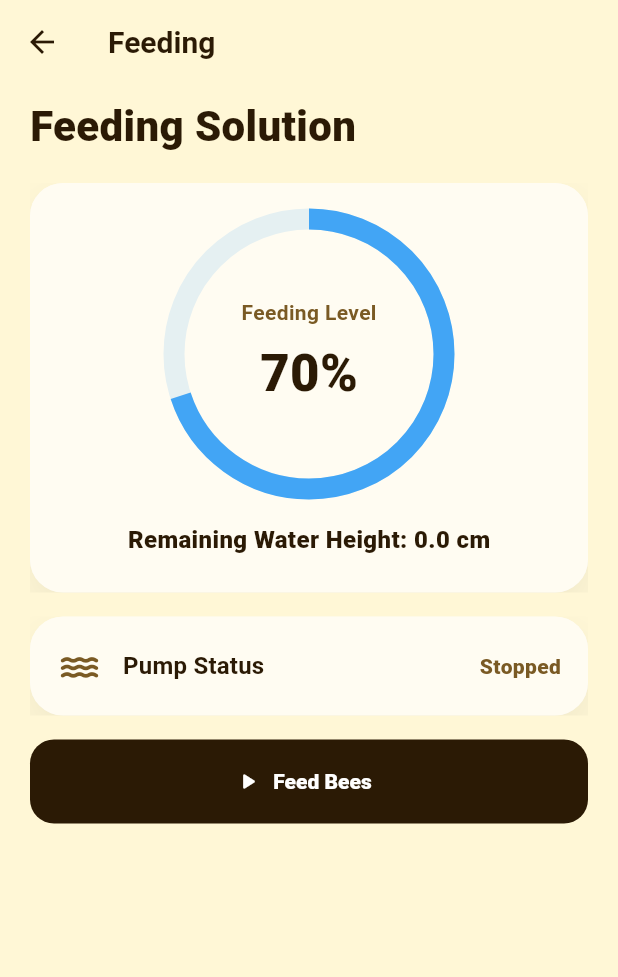
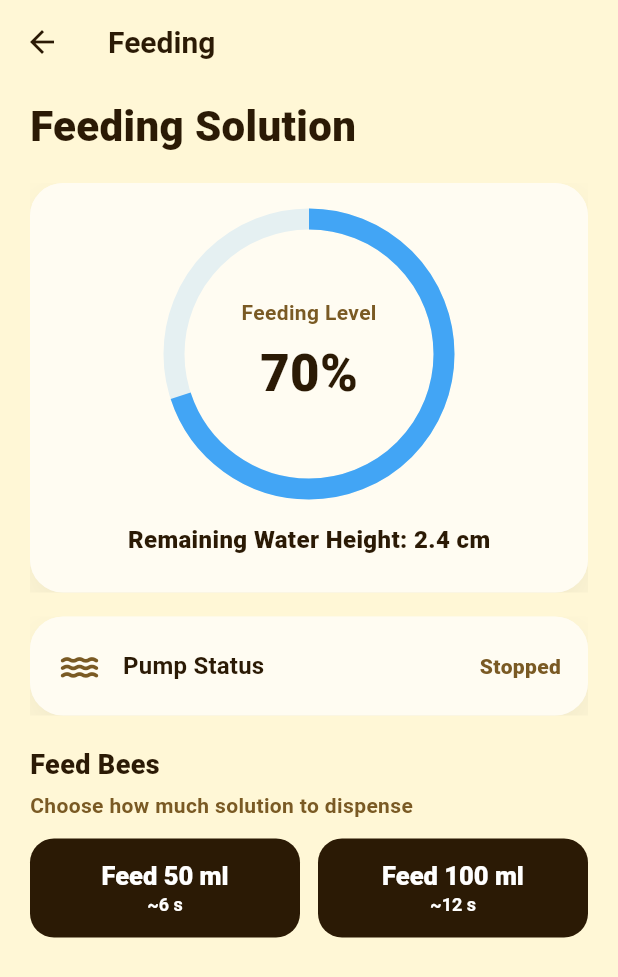
Before and after one commit to LamaDamere/beeguard, a Flutter app: the ControlScreen screen opened by its route, on a phone screen of 412 x 824 dp. Shown: the top 977 px of the screen. Run offline on Flutter 3.47's test engine with Material 3 defaults, Android fonts, the phone set to English and light mode, and no system bars; our stand-ins replace firebase_core, firebase_database; accounts and stored records are empty.

Commit message:
Sync Flutter app with ESP32 firmware over a unified Firebase schema
Fixes the broken command contract between the app, the ESP32 main
controller, and the seed database so all three agree on one schema.

- Honey: remove auto-close; Collect Honey opens door + runs smoke (4s),
  door stays open, plus a manual Close Door button (commands/collect_honey)
- RFID: any card now toggles the LOCK servo (GPIO19), mirrored to /security
  and /rfid_logs so the app shows lock state + access history live
- Feeding: volume presets 50ml/100ml (commands/feed_ml); ESP maps ml->time
  (0.12 s/ml -> 50ml=6s, 100ml=12s)
- Hornet: entrance open/narrow driven cleanly from commands/entrance
- Firmware: safe boot (relays HIGH before pinMode, servos homed), fixes
  use-before-declaration of doorOpen; firmware added to the repo
- DB: rewrite db.json + main.dart seed to the unified schema (adds security
  node, door_open, feed_ml, water_height_cm; drops dead keys)

Co-Authored-By: Claude Opus 4.8 <noreply@anthropic.com>

```diff
--- a/lib/screens/control_screen.dart
+++ b/lib/screens/control_screen.dart
@@ -22,6 +22,11 @@ class _ControlScreenState extends State<ControlScreen> {
   double waterHeight = 0;
   bool _loading = true;
   bool _feeding = false;
+  int _feedingMl = 0;
+
+  // Volume -> pump run time. 50 ml ≈ 6 s (measured); 100 ml ≈ 12 s (linear).
+  // The ESP performs the real timing; this only drives the UI spinner.
+  static const Map<int, int> _feedSeconds = {50: 6, 100: 12};
 
   @override
   void initState() {
@@ -56,13 +61,23 @@ class _ControlScreenState extends State<ControlScreen> {
     super.dispose();
   }
 
-  Future<void> _feedBees() async {
+  // Dispense a fixed volume. We only write the requested amount; the ESP runs
+  // the pump for the mapped time and resets commands/feed_ml back to 0 itself.
+  Future<void> _feed(int ml) async {
     if (_feeding) return;
-    setState(() => _feeding = true);
-    await FirebaseDatabase.instance.ref('commands/pump').set(true);
-    await Future<void>.delayed(const Duration(seconds: 5));
-    await FirebaseDatabase.instance.ref('commands/pump').set(false);
-    if (mounted) setState(() => _feeding = false);
+    setState(() {
+      _feeding = true;
+      _feedingMl = ml;
+    });
+    await FirebaseDatabase.instance.ref('commands/feed_ml').set(ml);
+    final seconds = _feedSeconds[ml] ?? 6;
+    await Future<void>.delayed(Duration(seconds: seconds));
+    if (mounted) {
+      setState(() {
+        _feeding = false;
+        _feedingMl = 0;
+      });
+    }
   }
 
   @override
@@ -164,30 +179,46 @@ class _ControlScreenState extends State<ControlScreen> {
                   ? AppColors.secondary
                   : AppColors.textSecondary,
             ),
-            const SizedBox(height: 16),
-            SizedBox(
-              height: 56,
-              child: ElevatedButton.icon(
-                onPressed: _feeding ? null : _feedBees,
-                style: ElevatedButton.styleFrom(
-                  backgroundColor: AppColors.textPrimary,
-                  foregroundColor: Colors.white,
-                  shape: RoundedRectangleBorder(
-                    borderRadius: BorderRadius.circular(16),
+            const SizedBox(height: 20),
+            const Text(
+              'Feed Bees',
+              style: TextStyle(
+                color: AppColors.textPrimary,
+                fontSize: 18,
+                fontWeight: FontWeight.w900,
+              ),
+            ),
+            const SizedBox(height: 4),
+            const Text(
+              'Choose how much solution to dispense',
+              style: TextStyle(
+                color: AppColors.textSecondary,
+                fontWeight: FontWeight.w600,
+              ),
+            ),
+            const SizedBox(height: 12),
+            Row(
+              children: [
+                Expanded(
+                  child: _FeedButton(
+                    ml: 50,
+                    seconds: _feedSeconds[50] ?? 6,
+                    busy: _feeding,
+                    isActive: _feeding && _feedingMl == 50,
+                    onTap: () => _feed(50),
                   ),
                 ),
-                icon: _feeding
-                    ? const SizedBox(
-                        width: 18,
-                        height: 18,
-                        child: CircularProgressIndicator(
-                          strokeWidth: 2,
-                          color: Colors.white,
-                        ),
-                      )
-                    : const Icon(Icons.play_arrow_rounded),
-                label: Text(_feeding ? 'Feeding for 5 Seconds' : 'Feed Bees'),
-              ),
+                const SizedBox(width: 12),
+                Expanded(
+                  child: _FeedButton(
+                    ml: 100,
+                    seconds: _feedSeconds[100] ?? 12,
+                    busy: _feeding,
+                    isActive: _feeding && _feedingMl == 100,
+                    onTap: () => _feed(100),
+                  ),
+                ),
+              ],
             ),
             const SizedBox(height: 16),
             if (critical)
@@ -218,6 +249,79 @@ class _ControlScreenState extends State<ControlScreen> {
   double _readDouble(Object? value) {
     if (value is num) return value.toDouble();
     return double.tryParse(value?.toString() ?? '') ?? 0;
+  }
+}
+
+class _FeedButton extends StatelessWidget {
+  const _FeedButton({
+    required this.ml,
+    required this.seconds,
+    required this.busy,
+    required this.isActive,
+    required this.onTap,
+  });
+
+  final int ml;
+  final int seconds;
+  final bool busy; // any feed currently running
+  final bool isActive; // this specific volume is the one running
+  final VoidCallback onTap;
+
+  @override
+  Widget build(BuildContext context) {
+    return SizedBox(
+      height: 66,
+      child: ElevatedButton(
+        onPressed: busy ? null : onTap,
+        style: ElevatedButton.styleFrom(
+          backgroundColor: AppColors.textPrimary,
+          foregroundColor: Colors.white,
+          disabledBackgroundColor: AppColors.textPrimary.withValues(alpha: 0.4),
+          shape: RoundedRectangleBorder(
+            borderRadius: BorderRadius.circular(16),
+          ),
+        ),
+        child: isActive
+            ? const Row(
+                mainAxisAlignment: MainAxisAlignment.center,
+                children: [
+                  SizedBox(
+                    width: 18,
+                    height: 18,
+                    child: CircularProgressIndicator(
+                      strokeWidth: 2,
+                      color: Colors.white,
+                    ),
+                  ),
+                  SizedBox(width: 10),
+                  Text(
+                    'Feeding...',
+                    style: TextStyle(fontWeight: FontWeight.w800),
+                  ),
+                ],
+              )
+            : Column(
+                mainAxisAlignment: MainAxisAlignment.center,
+                children: [
+                  Text(
+                    'Feed $ml ml',
+                    style: const TextStyle(
+                      fontSize: 17,
+                      fontWeight: FontWeight.w900,
+                    ),
+                  ),
+                  const SizedBox(height: 2),
+                  Text(
+                    '~$seconds s',
+                    style: const TextStyle(
+                      fontSize: 12,
+                      fontWeight: FontWeight.w600,
+                    ),
+                  ),
+                ],
+              ),
+      ),
+    );
   }
 }
 
--- a/lib/screens/dashboard_screen.dart
+++ b/lib/screens/dashboard_screen.dart
@@ -23,7 +23,7 @@ class _DashboardScreenState extends State<DashboardScreen> {
   double humidity = 0;
   double feedingLevel = 0;
   int healthScore = 0;
-  bool hiveLocked = false;
+  bool hiveLocked = true;
   bool _loading = true;
 
   @override
@@ -44,13 +44,13 @@ class _DashboardScreenState extends State<DashboardScreen> {
           });
         });
     _commandsSubscription = FirebaseDatabase.instance
-        .ref('commands')
+        .ref('security')
         .onValue
         .listen((event) {
           final data = _asMap(event.snapshot.value);
           if (!mounted) return;
           setState(() {
-            hiveLocked = data['emergency_lock'] == true;
+            hiveLocked = data['locked'] == true;
           });
         });
   }
```
Also changed, not shown: database/db.json (added, +100 -0 lines), lib/main.dart (+18 -3 lines), lib/screens/hive_details_screen.dart (+68 -32 lines), lib/screens/security_screen.dart (+16 -8 lines), 1 other file.
